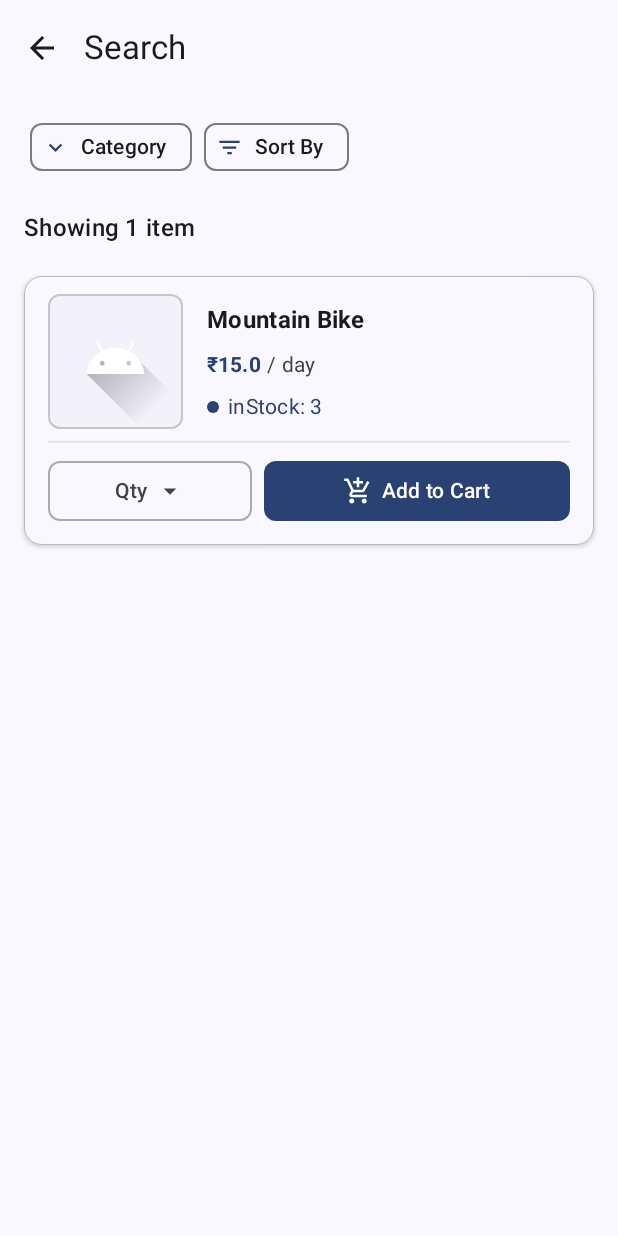
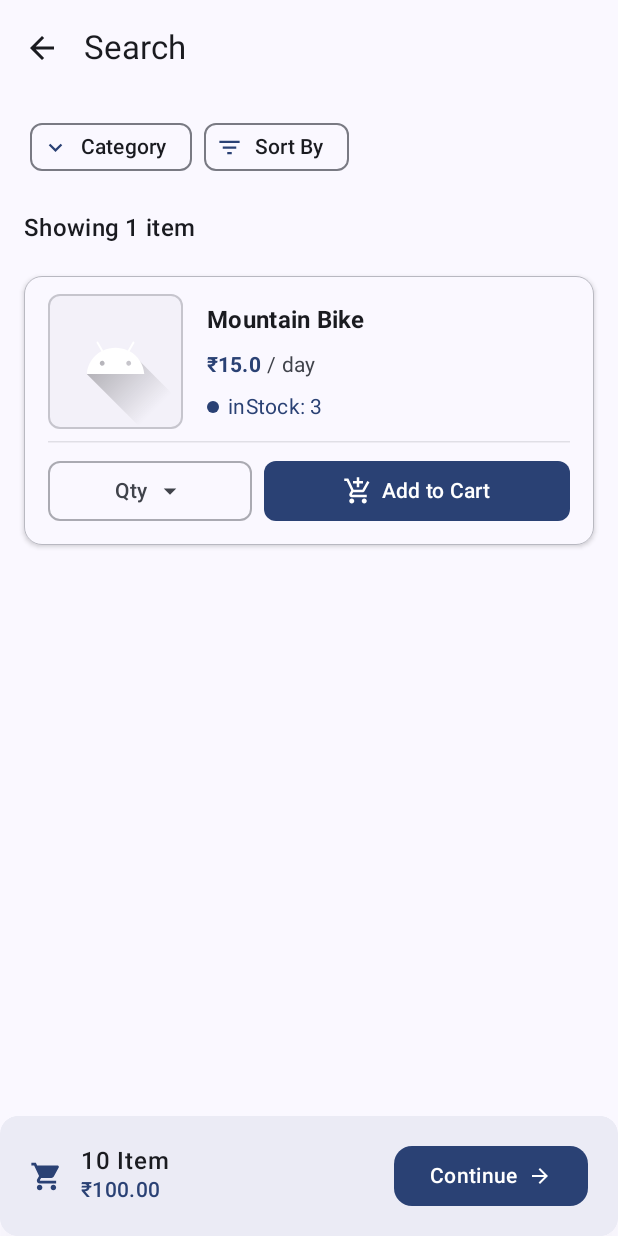
Before and after one commit to Avin008/rentals, an Android app built with Jetpack Compose: the composable ItemSelectionScreen shown on its own in the app's theme, on a phone screen of 412 x 824 dp. Run offline under Robolectric (Android 15) with nearby library versions, the phone set to English and light mode, and no system bars.

Commit message:
added: cart summary card

```diff
--- /dev/null
+++ b/app/src/main/java/com/example/rentals/ui/components/itemselection/CartSummary.kt
@@ -0,0 +1,148 @@
+package com.example.rentals.ui.components.itemselection
+
+
+import androidx.compose.foundation.layout.Arrangement
+import androidx.compose.foundation.layout.Column
+import androidx.compose.foundation.layout.Row
+import androidx.compose.foundation.layout.Spacer
+import androidx.compose.foundation.layout.fillMaxWidth
+import androidx.compose.foundation.layout.padding
+import androidx.compose.foundation.layout.size
+import androidx.compose.foundation.layout.width
+import androidx.compose.foundation.shape.RoundedCornerShape
+import androidx.compose.material.icons.Icons
+import androidx.compose.material.icons.automirrored.filled.ArrowForward
+import androidx.compose.material.icons.filled.ShoppingCart
+import androidx.compose.material3.Button
+import androidx.compose.material3.ButtonDefaults
+import androidx.compose.material3.Card
+import androidx.compose.material3.CardDefaults
+import androidx.compose.material3.Icon
+import androidx.compose.material3.MaterialTheme
+import androidx.compose.material3.Surface
+import androidx.compose.material3.Text
+import androidx.compose.runtime.Composable
+import androidx.compose.ui.Alignment
+import androidx.compose.ui.Modifier
+import androidx.compose.ui.draw.shadow
+import androidx.compose.ui.text.font.FontWeight
+import androidx.compose.ui.unit.dp
+import java.text.NumberFormat
+import java.util.Locale
+
+@Composable
+private fun CartInfo(totalCartItems: Int, totalPrice: Double, isCartEmpty: Boolean) {
+    Row(
+        verticalAlignment = Alignment.CenterVertically
+    ) {
+        Icon(
+            imageVector = Icons.Default.ShoppingCart,
+            contentDescription = "",
+            tint = if (isCartEmpty)
+                MaterialTheme.colorScheme.onSurfaceVariant
+            else
+                MaterialTheme.colorScheme.primary,
+            modifier = Modifier.size(22.dp)
+        )
+
+        Spacer(modifier = Modifier.width(12.dp))
+
+        Column {
+            Text(
+                text = if (isCartEmpty)
+                    "Cart Empty"
+                else "$totalCartItems Item",
+                style = MaterialTheme.typography.bodyLarge,
+                fontWeight = FontWeight.SemiBold,
+                color = if (isCartEmpty)
+                    MaterialTheme.colorScheme.onSurfaceVariant
+                else
+                    MaterialTheme.colorScheme.onSurface
+            )
+
+            if (!isCartEmpty) {
+                val indianLocale = Locale("en", "IN")
+                val formatter = NumberFormat.getCurrencyInstance(indianLocale)
+                Text(
+                    text = formatter.format(totalPrice),
+                    style = MaterialTheme.typography.bodyMedium,
+                    color = MaterialTheme.colorScheme.primary,
+                    fontWeight = FontWeight.Medium
+                )
+            }
+        }
+    }
+}
+
+@Composable
+private fun ContinueButton(onContinueClick: () -> Unit, isCartEmpty: Boolean) {
+    Button(
+        onClick = onContinueClick,
+        shape = RoundedCornerShape(12.dp),
+        enabled = !isCartEmpty,
+        colors = ButtonDefaults.buttonColors(
+            containerColor = MaterialTheme.colorScheme.primary,
+            contentColor = MaterialTheme.colorScheme.onPrimary,
+            disabledContainerColor = MaterialTheme.colorScheme.surfaceVariant.copy(alpha = 0.3f),
+            disabledContentColor = MaterialTheme.colorScheme.onSurfaceVariant.copy(alpha = 0.5f)
+        )
+    ) {
+        Text(
+            text = "Continue",
+            style = MaterialTheme.typography.bodyMedium,
+            fontWeight = FontWeight.SemiBold
+        )
+
+        Spacer(modifier = Modifier.width(6.dp))
+
+        Icon(
+            imageVector = Icons.AutoMirrored.Filled.ArrowForward,
+            contentDescription = "",
+            modifier = Modifier.size(16.dp)
+        )
+    }
+}
+
+@Composable
+fun CartSummary(
+    totalCartItems: Int,
+    totalPrice: Double,
+    onContinueClick: () -> Unit,
+    modifier: Modifier = Modifier
+) {
+    val isCartEmpty = totalCartItems <= 0
+
+    Surface(
+        modifier = modifier.shadow(
+            elevation = 8.dp,
+            spotColor = MaterialTheme.colorScheme.onSurface.copy(alpha = 0.12f),
+            ambientColor = MaterialTheme.colorScheme.onSurface.copy(alpha = 0.06f),
+            shape = MaterialTheme.shapes.medium
+        ),
+        shape = MaterialTheme.shapes.medium,
+        color = MaterialTheme.colorScheme.surface,
+        tonalElevation = 2.dp
+    ) {
+        Card(
+            modifier = Modifier.fillMaxWidth(),
+            shape = MaterialTheme.shapes.medium,
+            colors = CardDefaults.cardColors(
+                containerColor = MaterialTheme.colorScheme.surface
+            ),
+            elevation = CardDefaults.cardElevation(
+                defaultElevation = 0.dp
+            )
+        ) {
+            Row(
+                modifier = Modifier
+                    .fillMaxWidth()
+                    .padding(horizontal = 20.dp, vertical = 16.dp),
+                verticalAlignment = Alignment.CenterVertically,
+                horizontalArrangement = Arrangement.SpaceBetween
+            ) {
+                CartInfo(totalCartItems = totalCartItems, totalPrice = totalPrice, isCartEmpty = isCartEmpty)
+                ContinueButton(onContinueClick = onContinueClick, isCartEmpty = isCartEmpty)
+            }
+        }
+    }
+}
--- a/app/src/main/java/com/example/rentals/ui/screens/ItemSelectionScreen.kt
+++ b/app/src/main/java/com/example/rentals/ui/screens/ItemSelectionScreen.kt
@@ -6,18 +6,22 @@ import androidx.compose.foundation.layout.fillMaxSize
 import androidx.compose.foundation.layout.height
 import androidx.compose.foundation.layout.padding
 import androidx.compose.material3.Scaffold
+import androidx.compose.material3.Surface
+import androidx.compose.material3.Text
 import androidx.compose.runtime.Composable
 import androidx.compose.ui.Modifier
 import androidx.compose.ui.unit.dp
-import com.example.rentals.data.RentalItem
 import com.example.rentals.sampledata.sampleItemsData
+import com.example.rentals.ui.components.itemselection.CartSummary
 import com.example.rentals.ui.components.itemselection.FilterSection
 import com.example.rentals.ui.components.itemselection.ItemSelectionTopBar
 import com.example.rentals.ui.components.itemselection.ItemList
 
 @Composable
 fun ItemSelectionScreen() {
-    Scaffold(modifier = Modifier.fillMaxSize(), topBar = { ItemSelectionTopBar() }) {innerPadding ->
+    Scaffold(modifier = Modifier.fillMaxSize(), topBar = { ItemSelectionTopBar() }, bottomBar = {
+        CartSummary(10, onContinueClick = {}, totalPrice = 100.00)
+    }) {innerPadding ->
         Column(modifier = Modifier.fillMaxSize().padding(innerPadding)) {
             Spacer(modifier = Modifier.height(10.dp))
             FilterSection()
```
